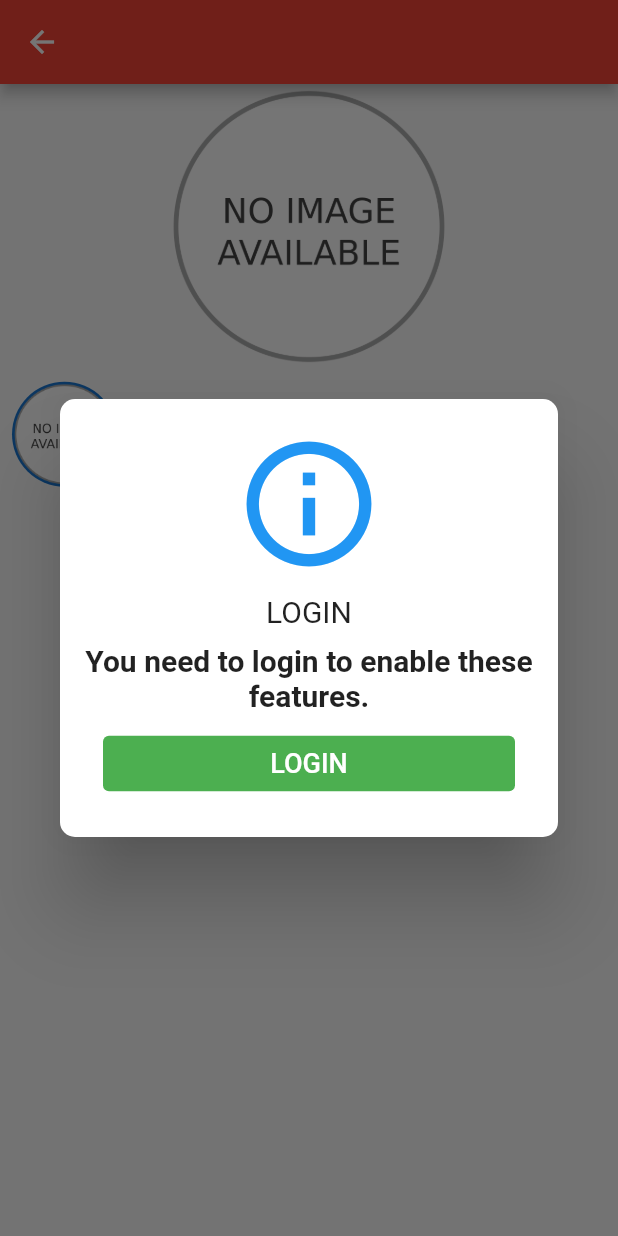
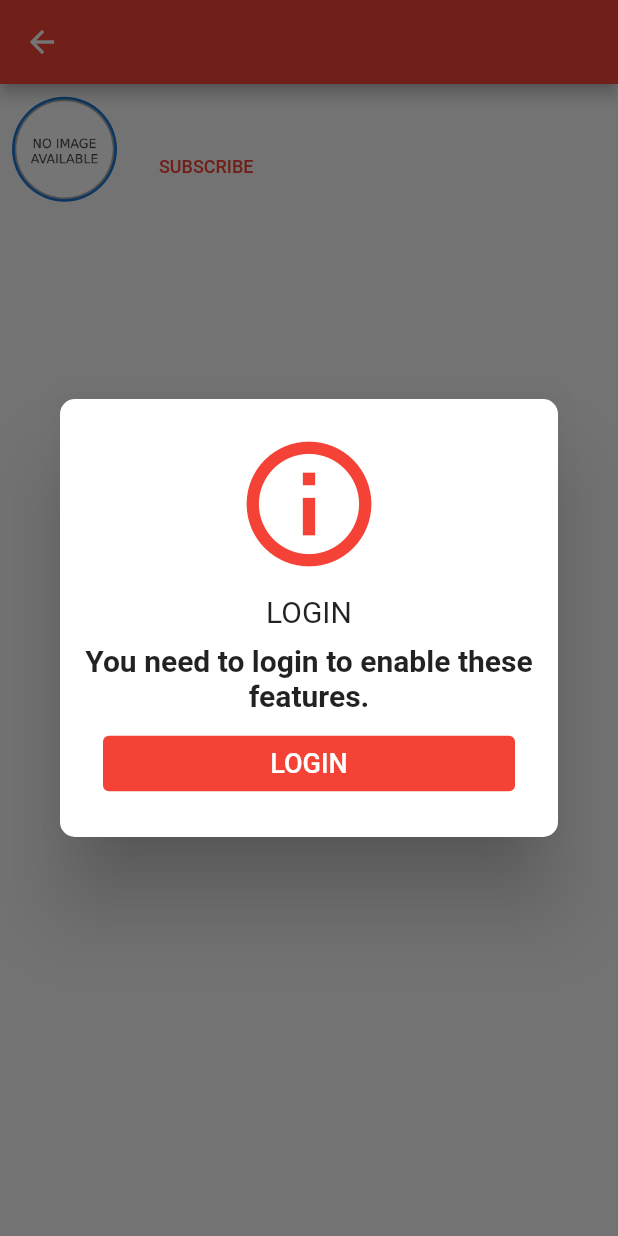
Before and after one commit to abdullah432/jewtubefiestore, a Flutter app: the ChannelPage screen opened directly with empty values, after a tap on "SUBSCRIBE", on a phone screen of 412 x 824 dp. Run offline on Flutter 3.47's test engine with Material 2 defaults, Android fonts, the phone set to English and light mode, and no system bars; our stand-ins replace better_player, cached_network_image, cloud_firestore, file_picker, firebase_auth, firebase_core and 7 more; missing offline and left inert: aws_s3_upload, flutter_downloader, flutter_video_info, video_thumbnail; accounts and stored records are empty; Roboto replaces fonts that are missing (Poppins).

Commit message:
channel thumbnail removed

```diff
--- a/lib/screens/auth/local_widgets/textformfield.dart
+++ b/lib/screens/auth/local_widgets/textformfield.dart
@@ -38,6 +38,7 @@ class CustomTextField extends StatelessWidget {
           return null;
         },
         keyboardType: keyboardType,
+        obscureText: obscureText,
         cursorColor: Colors.orange[200],
         decoration: InputDecoration(
           prefixIcon: Icon(icon, color: Colors.orange[200], size: 20),
--- a/lib/screens/channel/local_widget/channelimagewidget.dart
+++ b/lib/screens/channel/local_widget/channelimagewidget.dart
@@ -35,18 +35,18 @@ class _ChannelImageWidgetState extends State<ChannelImageWidget> {
               child: Column(
                 children: [
                   //Channel banner image
-                  Container(
-                    height: 190,
-                    width: MediaQuery.of(context).size.width,
-                    decoration: BoxDecoration(
-                        image: DecorationImage(
-                      fit: BoxFit.fitHeight,
-                      image:
-                          widget.profileUrl == "" || widget.profileUrl == null
-                              ? AssetImage("assets/no_img.png")
-                              : CachedNetworkImageProvider(widget.profileUrl),
-                    )),
-                  ),
+                  // Container(
+                  //   height: 190,
+                  //   width: MediaQuery.of(context).size.width,
+                  //   decoration: BoxDecoration(
+                  //       image: DecorationImage(
+                  //     fit: BoxFit.fitHeight,
+                  //     image:
+                  //         widget.profileUrl == "" || widget.profileUrl == null
+                  //             ? AssetImage("assets/no_img.png")
+                  //             : CachedNetworkImageProvider(widget.profileUrl),
+                  //   )),
+                  // ),
                   Padding(
                     padding: const EdgeInsets.all(8.0),
                     child: Row(
--- a/lib/widgets/loginalertdialog.dart
+++ b/lib/widgets/loginalertdialog.dart
@@ -1,5 +1,6 @@
 import 'package:flutter/material.dart';
 import 'package:flutter_icons/flutter_icons.dart';
+import 'package:jewtubefirestore/utils/custom_colors.dart';
 
 class EnableSubscriptionDialogBox extends StatelessWidget {
   final VoidCallback onLoginClick;
@@ -28,7 +29,7 @@ class EnableSubscriptionDialogBox extends StatelessWidget {
           Icon(
             FlutterIcons.info_outline_mdi,
             size: 100,
-            color: Colors.blue,
+            color: CustomColor.primaryColor,
           ),
           SizedBox(height: 10.0),
           Text(
@@ -52,7 +53,7 @@ class EnableSubscriptionDialogBox extends StatelessWidget {
             child: TextButton(
               onPressed: onLoginClick,
               style: TextButton.styleFrom(
-                backgroundColor: Colors.green,
+                backgroundColor: CustomColor.primaryColor,
               ),
               child: Text(
                 'LOGIN',
--- a/pubspec.yaml
+++ b/pubspec.yaml
@@ -15,7 +15,7 @@ publish_to: 'none' # Remove this line if you wish to publish to pub.dev
 # In iOS, build-name is used as CFBundleShortVersionString while build-number used as CFBundleVersion.
 # Read more about iOS versioning at
 # https://developer.apple.com/library/archive/documentation/General/Reference/InfoPlistKeyReference/Articles/CoreFoundationKeys.html
-version: 1.0.1+2
+version: 1.0.2+3
 
 environment:
   sdk: ">=2.7.0 <3.0.0"
@@ -23,7 +23,7 @@ environment:
 dependencies:
   flutter:
     sdk: flutter
-  flutter_downloader: ^1.6.0
+  flutter_downloader: ^1.6.1
   flutter_icons: ^1.1.0
   fluttertoast: ^8.0.1-nullsafety.0
   share: ^2.0.1
```
Also changed, not shown: 4 other files.
